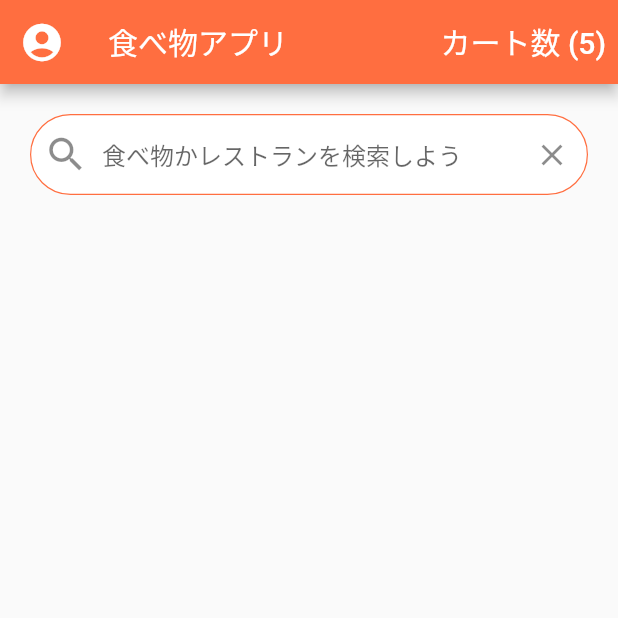
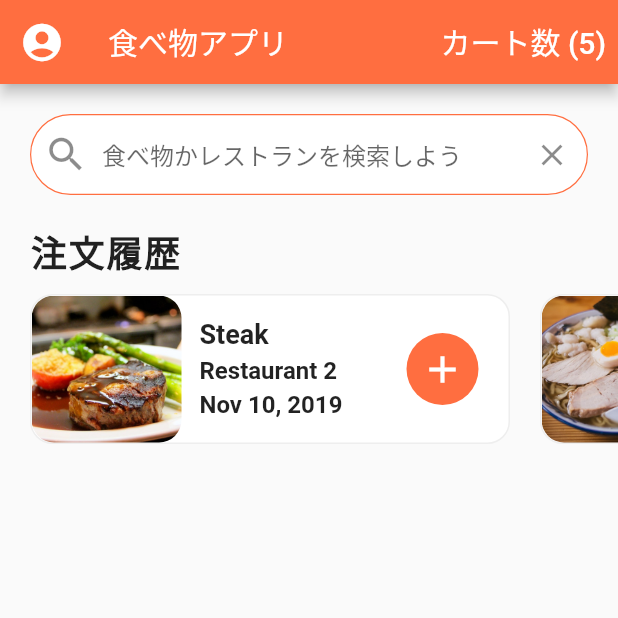
Before and after one commit to hideokawahara/flutter_food_delivery_ui-main, a Flutter app: the screen it shows after launch, on a phone screen of 412 x 824 dp, the top half of it. Run offline on Flutter 3.47's test engine with Material 2 defaults, Android fonts, the phone set to English and light mode, and no system bars.

Commit message:
feat: 注文履歴ページ作成

```diff
--- a/lib/screens/home_screen.dart
+++ b/lib/screens/home_screen.dart
@@ -1,5 +1,6 @@
 import 'package:flutter/material.dart';
 import 'package:flutter_food_delivery_ui/data/data.dart';
+import 'package:flutter_food_delivery_ui/widgets/recent_orders.dart';
 
 class HomeScreen extends StatefulWidget {
   @override
@@ -62,6 +63,7 @@ class _HomeScreenState extends State<HomeScreen> {
               ),
             ),
           ),
+          RecentOrders(),
         ],
       ),
     );
--- /dev/null
+++ b/lib/widgets/recent_orders.dart
@@ -0,0 +1,128 @@
+import 'package:flutter/material.dart';
+import 'package:flutter_food_delivery_ui/data/data.dart';
+import 'package:flutter_food_delivery_ui/models/order.dart';
+
+class RecentOrders extends StatelessWidget {
+  _buildRecentOrder(BuildContext context, Order order) {
+    return Container(
+      margin: EdgeInsets.all(10.0),
+      width: 320.0,
+      decoration: BoxDecoration(
+        color: Colors.white,
+        borderRadius: BorderRadius.circular(15.0),
+        border: Border.all(
+          width: 1.0,
+          color: Colors.grey[200],
+        ),
+      ),
+      child: Row(
+        mainAxisAlignment: MainAxisAlignment.spaceBetween,
+        children: <Widget>[
+          Expanded(
+            child: Row(
+              children: [
+                ClipRRect(
+                  borderRadius: BorderRadius.circular(15.0),
+                  child: Image(
+                    height: 100.0,
+                    width: 100.0,
+                    image: AssetImage(order.food.imageUrl),
+                    fit: BoxFit.cover,
+                  ),
+                ),
+                Expanded(
+                  child: Container(
+                    margin: EdgeInsets.all(12.0),
+                    child: Column(
+                      mainAxisAlignment: MainAxisAlignment.center,
+                      crossAxisAlignment: CrossAxisAlignment.start,
+                      children: <Widget>[
+                        Text(
+                          order.food.name,
+                          style: TextStyle(
+                            fontSize: 18.0,
+                            fontWeight: FontWeight.bold,
+                          ),
+                          overflow: TextOverflow.ellipsis,
+                        ),
+                        SizedBox(
+                          height: 4.0,
+                        ),
+                        Text(
+                          order.restaurant.name,
+                          style: TextStyle(
+                            fontSize: 16.0,
+                            fontWeight: FontWeight.w600,
+                          ),
+                          overflow: TextOverflow.ellipsis,
+                        ),
+                        SizedBox(
+                          height: 4.0,
+                        ),
+                        Text(
+                          order.date,
+                          style: TextStyle(
+                            fontSize: 16.0,
+                            fontWeight: FontWeight.w600,
+                          ),
+                          overflow: TextOverflow.ellipsis,
+                        ),
+                      ],
+                    ),
+                  ),
+                ),
+              ],
+            ),
+          ),
+          Container(
+            margin: EdgeInsets.only(right: 20.0),
+            width: 48.0,
+            decoration: BoxDecoration(
+              color: Theme.of(context).primaryColor,
+              borderRadius: BorderRadius.circular(30.0),
+            ),
+            child: IconButton(
+              icon: Icon(Icons.add),
+              iconSize: 30.0,
+              color: Colors.white,
+              onPressed: () {},
+            ),
+          ),
+        ],
+      ),
+    );
+  }
+
+  @override
+  Widget build(BuildContext context) {
+    return Column(
+      crossAxisAlignment: CrossAxisAlignment.start,
+      children: <Widget>[
+        Padding(
+          padding: EdgeInsets.symmetric(horizontal: 20.0),
+          child: Text(
+            '注文履歴',
+            style: TextStyle(
+              fontSize: 24.0,
+              fontWeight: FontWeight.w600,
+              letterSpacing: 1.2,
+            ),
+          ),
+        ),
+        Container(
+          height: 120.0,
+          padding: EdgeInsets.only(left: 10.0),
+          child: ListView.builder(
+            physics: BouncingScrollPhysics(),
+            scrollDirection: Axis.horizontal,
+            itemBuilder: (BuildContext context, int index) {
+              Order order = currentUser.orders[index];
+              return _buildRecentOrder(context, order);
+            },
+            itemCount: currentUser.orders.length,
+          ),
+        ),
+      ],
+    );
+  }
+}
```
